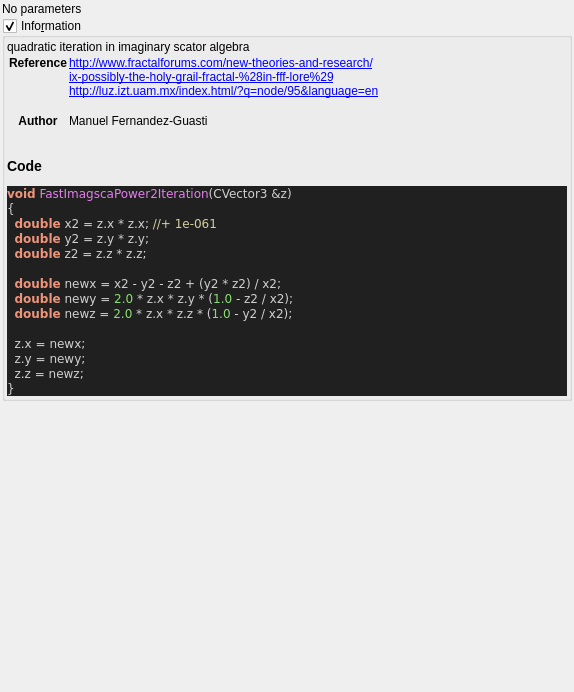
Qt form mandelbulber2/qt_data/fractal_imagsca_power_2.ui (buddhi1980/mandelbulber2) before a commit.
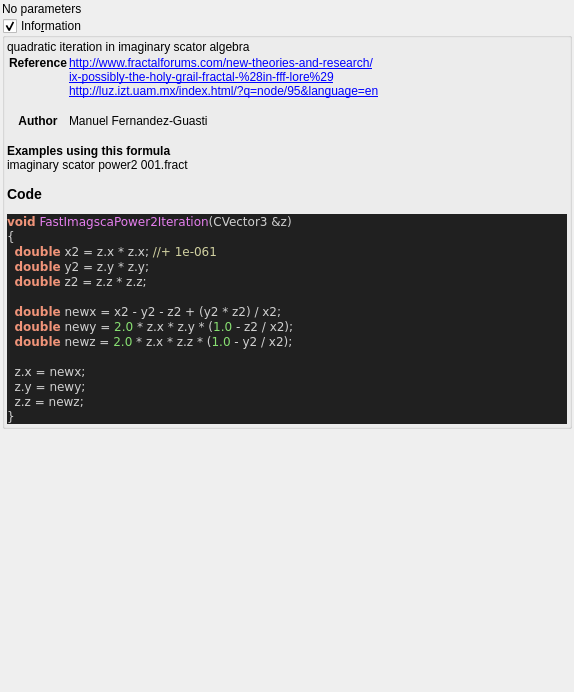
The same form after that commit. Custom widgets are drawn as their Qt base class.

The edit to the form file:
```diff
--- a/mandelbulber2/qt_data/fractal_imagsca_power_2.ui
+++ b/mandelbulber2/qt_data/fractal_imagsca_power_2.ui
@@ -74,7 +74,7 @@
 &lt;tr&gt;&lt;th&gt;Author&lt;/th&gt;&lt;td&gt;Manuel Fernandez-Guasti&lt;br&gt;
 &lt;/td&gt;&lt;/tr&gt;
 &lt;/table&gt;
-&lt;h3&gt;Code&lt;/h3&gt;
+&lt;br&gt;&lt;b&gt;Examples using this formula&lt;/b&gt;&lt;br&gt;imaginary scator power2 001.fract&lt;h3&gt;Code&lt;/h3&gt;
 &lt;body style=&quot;background-color:#202020&quot;&gt;
 &lt;pre style=&quot;color:#d0d0d0; background-color:#202020;  font-family:'Courier New',monospace;&quot;&gt;&lt;span style=&quot;color:#f09479; font-weight:bold&quot;&gt;void&lt;/span&gt; &lt;span style=&quot;color:#e47eed&quot;&gt;FastImagscaPower2Iteration&lt;/span&gt;&lt;span style=&quot;color:#d0d0d0&quot;&gt;(&lt;/span&gt;CVector3 &lt;span style=&quot;color:#d0d0d0&quot;&gt;&amp;amp;&lt;/span&gt;z&lt;span style=&quot;color:#d0d0d0&quot;&gt;)&lt;/span&gt;
 &lt;span style=&quot;color:#d0d0d0&quot;&gt;{&lt;/span&gt;
```
